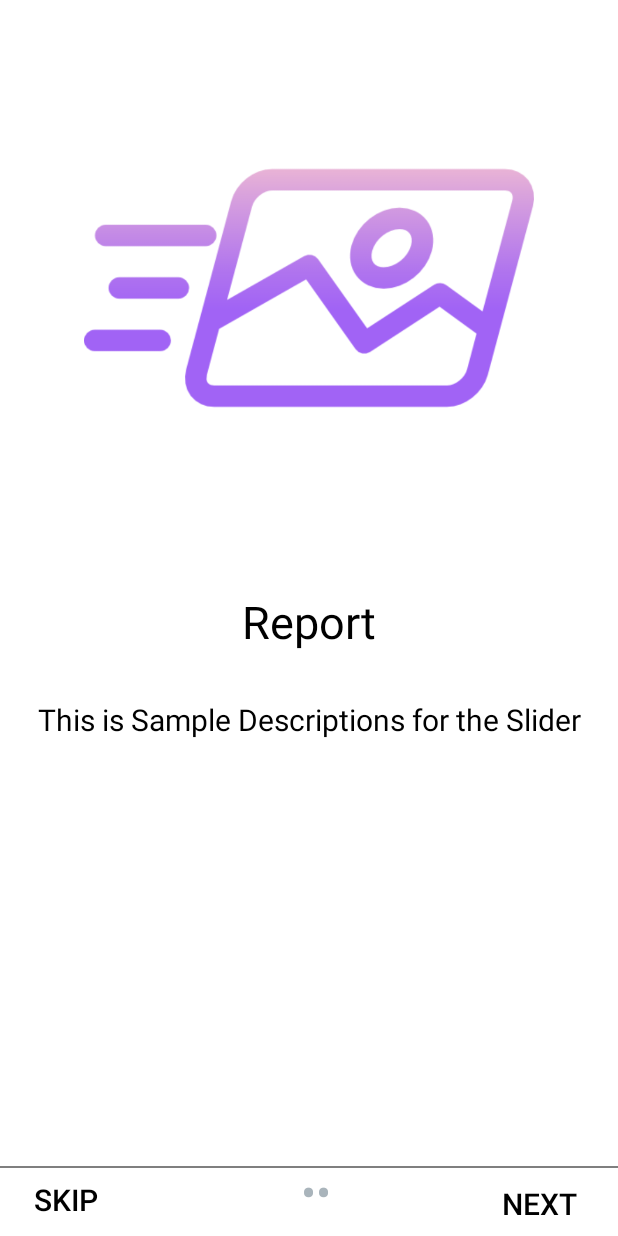
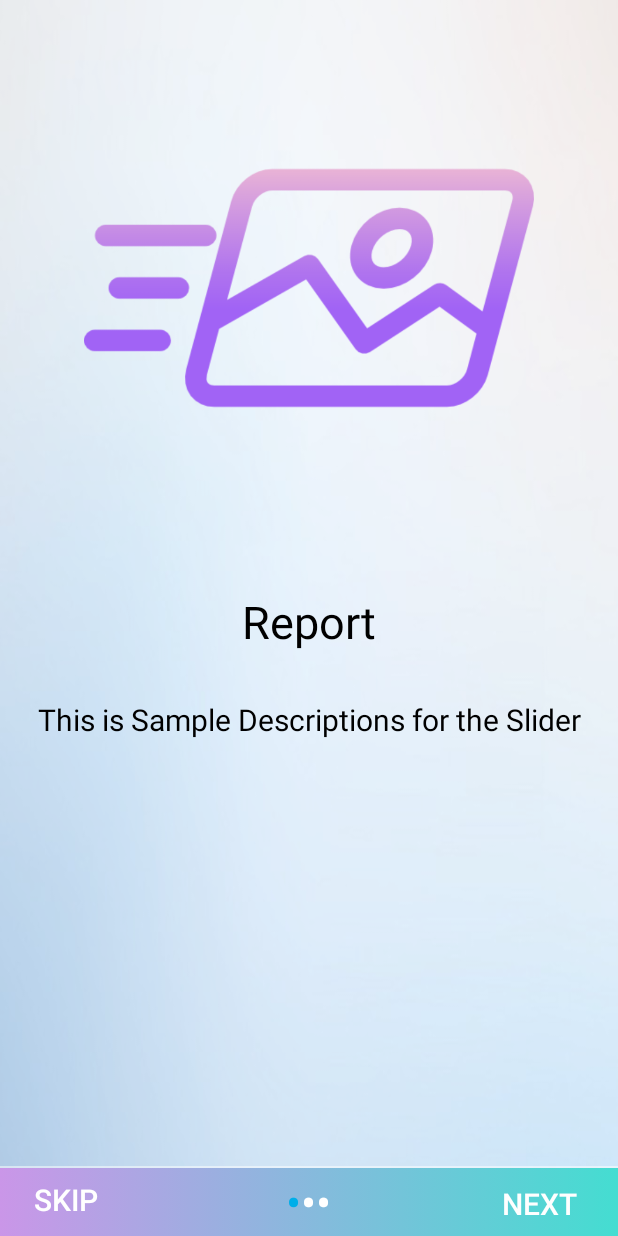
Before and after one commit to LINDVIOR18/TA_IR, an Android app: the screen it shows after launch (Slider), on a phone screen of 412 x 824 dp. Run offline under Robolectric (Android 15) with nearby library versions, the phone set to English and light mode, and no system bars; Roboto replaces fonts that are not available here.

Commit message:
Change styles

```diff
--- a/app/src/main/java/com/example/takeaction/intro/Slider.java
+++ b/app/src/main/java/com/example/takeaction/intro/Slider.java
@@ -40,8 +40,8 @@ public class Slider extends AppCompatActivity {
 
         setContentView(R.layout.activity_slider);
 
-        viewPager = findViewById(R.id.view_pager);
-        layoutDot = findViewById(R.id.dotLayout);
+        viewPager = findViewById(R.id.vp_pager);
+        layoutDot = findViewById(R.id.ll_line);
         btnNext = findViewById(R.id.btn_next);
         btnSkip = findViewById(R.id.btn_skip);
 
@@ -120,12 +120,12 @@ public class Slider extends AppCompatActivity {
             dotstv[i] = new TextView(this);
             dotstv[i].setText(Html.fromHtml("&#8226;"));
             dotstv[i].setTextSize(30);
-            dotstv[i].setTextColor(Color.parseColor("#a9b4bb"));
+            dotstv[i].setTextColor(Color.parseColor("#ffffff"));
             layoutDot.addView(dotstv[i]);
         }
         //Set current dot active
         if (dotstv.length > 0) {
-            dotstv[page].setTextColor(Color.parseColor("#ffffff"));
+            dotstv[page].setTextColor(Color.parseColor("#00aee9"));
         }
     }
 
--- /dev/null
+++ b/app/src/main/res/drawable/main_gradient.xml
@@ -0,0 +1,12 @@
+<?xml version="1.0" encoding="utf-8"?>
+<selector xmlns:android="http://schemas.android.com/apk/res/android">
+<item>
+    <shape>
+        <gradient
+            android:angle="180"
+            android:startColor="#44ddd1"
+            android:endColor="#ca96e8"
+            android:type="linear" />
+    </shape>
+</item>
+</selector>
--- a/app/src/main/res/layout/activity_slider.xml
+++ b/app/src/main/res/layout/activity_slider.xml
@@ -8,7 +8,7 @@
 
 
     <androidx.viewpager.widget.ViewPager
-        android:id="@+id/view_pager"
+        android:id="@+id/vp_pager"
         android:layout_width="match_parent"
         android:layout_height="match_parent"
         app:layout_constraintBottom_toBottomOf="parent"
@@ -19,13 +19,13 @@
         app:layout_constraintVertical_bias="0.0" />
 
     <LinearLayout
-        android:id="@+id/dotLayout"
+        android:id="@+id/ll_line"
         android:layout_width="match_parent"
-        android:layout_height="30dp"
-        app:layout_constraintBottom_toBottomOf="parent"
-        android:layout_marginBottom="20dp"
+        android:layout_height="45dp"
+        android:background="@drawable/main_gradient"
         android:gravity="center"
-        android:orientation="horizontal" />
+        android:orientation="horizontal"
+        app:layout_constraintBottom_toBottomOf="parent" />
 
     <View
         android:layout_width="match_parent"
@@ -33,7 +33,7 @@
         android:alpha=".5"
         app:layout_constraintBottom_toBottomOf="parent"
         android:layout_marginBottom="45dp"
-        android:background="@android:color/background_dark"/>
+        android:background="@android:color/background_light"/>
 
     <Button
         android:id="@+id/btn_next"
@@ -41,7 +41,7 @@
         android:layout_height="43dp"
         android:background="@null"
         android:text="@string/slider_next"
-        android:textColor="@android:color/background_dark"
+        android:textColor="@android:color/background_light"
         android:textSize="20sp"
         app:layout_constraintBottom_toBottomOf="parent"
         app:layout_constraintEnd_toEndOf="parent" />
@@ -52,7 +52,7 @@
         android:layout_height="wrap_content"
         android:background="@null"
         android:text="@string/slider_skip"
-        android:textColor="@android:color/background_dark"
+        android:textColor="@android:color/background_light"
         android:textSize="20sp"
         app:layout_constraintBottom_toBottomOf="parent"
         app:layout_constraintLeft_toLeftOf="parent" />
--- a/app/src/main/res/layout/slider_1.xml
+++ b/app/src/main/res/layout/slider_1.xml
@@ -2,8 +2,19 @@
 <androidx.constraintlayout.widget.ConstraintLayout xmlns:android="http://schemas.android.com/apk/res/android"
     xmlns:app="http://schemas.android.com/apk/res-auto"
     android:layout_width="match_parent"
-    android:layout_height="match_parent"
-    android:background="#fff">
+    android:layout_height="match_parent">
+
+    <androidx.viewpager.widget.ViewPager
+        android:layout_width="match_parent"
+        android:layout_height="match_parent"
+        app:layout_constraintBottom_toBottomOf="parent"
+        app:layout_constraintEnd_toEndOf="parent"
+        app:layout_constraintHorizontal_bias="0.0"
+        app:layout_constraintStart_toStartOf="parent"
+        app:layout_constraintTop_toTopOf="parent"
+        app:layout_constraintVertical_bias="0.0"
+        android:background="@drawable/background"
+        android:alpha="0.7"/>
 
     <ImageView
         android:id="@+id/imageView"
```
Also changed, not shown: app/src/main/res/layout/activity_splash.xml (+12 -0 lines), app/src/main/res/layout/slider_2.xml (+12 -0 lines), app/src/main/res/layout/slider_3.xml (+13 -0 lines), app/src/main/res/drawable/background.jpg (added), app/src/main/res/drawable/shadow.png (added).
